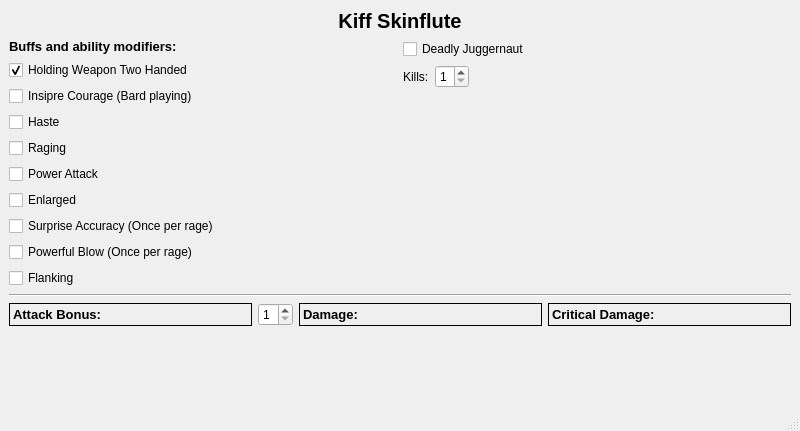
bheinks/kiff_skinflute, file main_window.ui: the form before one commit.
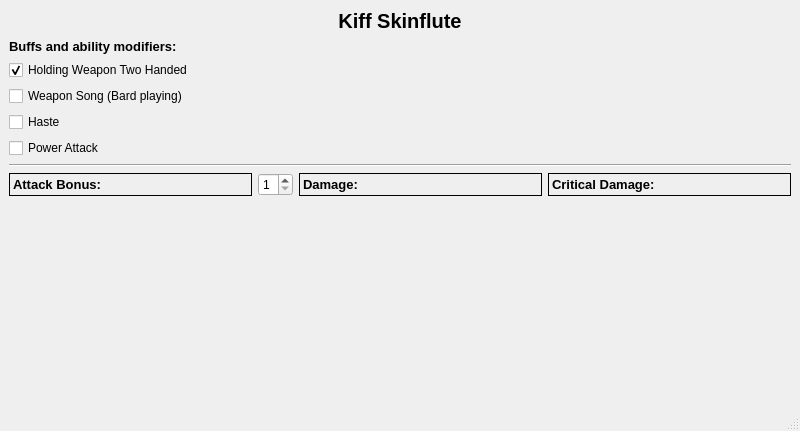
The form after the commit.

Diff of the .ui file:
```diff
--- a/main_window.ui
+++ b/main_window.ui
@@ -36,7 +36,7 @@
        </widget>
       </item>
       <item>
-       <layout class="QHBoxLayout" name="horizontalLayout_3" stretch="1,1">
+       <layout class="QHBoxLayout" name="horizontalLayout_3" stretch="1">
         <item>
          <layout class="QVBoxLayout" name="verticalLayout_4">
           <item>
@@ -67,7 +67,7 @@
           <item>
            <widget class="QCheckBox" name="inspire_courage_check_box">
             <property name="text">
-             <string>Insipre Courage (Bard playing)</string>
+             <string>Weapon Song (Bard playing)</string>
             </property>
            </widget>
           </item>
@@ -78,105 +78,12 @@
             </property>
            </widget>
           </item>
-          <item>
-           <widget class="QCheckBox" name="raging_check_box">
-            <property name="text">
-             <string>Raging</string>
-            </property>
-           </widget>
-          </item>
           <item>
            <widget class="QCheckBox" name="power_attack_check_box">
             <property name="text">
              <string>Power Attack</string>
             </property>
            </widget>
-          </item>
-          <item>
-           <widget class="QCheckBox" name="enlarged_check_box">
-            <property name="text">
-             <string>Enlarged</string>
-            </property>
-           </widget>
-          </item>
-          <item>
-           <widget class="QCheckBox" name="surprise_accuracy_check_box">
-            <property name="text">
-             <string>Surprise Accuracy (Once per rage)</string>
-            </property>
-           </widget>
-          </item>
-          <item>
-           <widget class="QCheckBox" name="powerful_blow_check_box">
-            <property name="text">
-             <string>Powerful Blow (Once per rage)</string>
-            </property>
-           </widget>
-          </item>
-          <item>
-           <widget class="QCheckBox" name="flanking_bonus_check_box">
-            <property name="text">
-             <string>Flanking</string>
-            </property>
-           </widget>
-          </item>
-         </layout>
-        </item>
-        <item>
-         <layout class="QVBoxLayout" name="verticalLayout_5">
-          <item>
-           <widget class="QCheckBox" name="deadly_juggernaut_check_box">
-            <property name="text">
-             <string>Deadly Juggernaut</string>
-            </property>
-           </widget>
-          </item>
-          <item>
-           <layout class="QHBoxLayout" name="horizontalLayout_4">
-            <item>
-             <widget class="QLabel" name="label_3">
-              <property name="text">
-               <string>Kills:</string>
-              </property>
-             </widget>
-            </item>
-            <item>
-             <widget class="QSpinBox" name="kills_spin_box">
-              <property name="minimum">
-               <number>1</number>
-              </property>
-              <property name="maximum">
-               <number>5</number>
-              </property>
-             </widget>
-            </item>
-            <item>
-             <spacer name="horizontalSpacer">
-              <property name="orientation">
-               <enum>Qt::Horizontal</enum>
-              </property>
-              <property name="sizeHint" stdset="0">
-               <size>
-                <width>40</width>
-                <height>20</height>
-               </size>
-              </property>
-             </spacer>
-            </item>
-           </layout>
-          </item>
-          <item>
-           <spacer name="verticalSpacer_2">
-            <property name="orientation">
-             <enum>Qt::Vertical</enum>
-            </property>
-            <property name="sizeHint" stdset="0">
-             <size>
-              <width>20</width>
-              <height>40</height>
-             </size>
-            </property>
-           </spacer>
           </item>
          </layout>
         </item>
```
